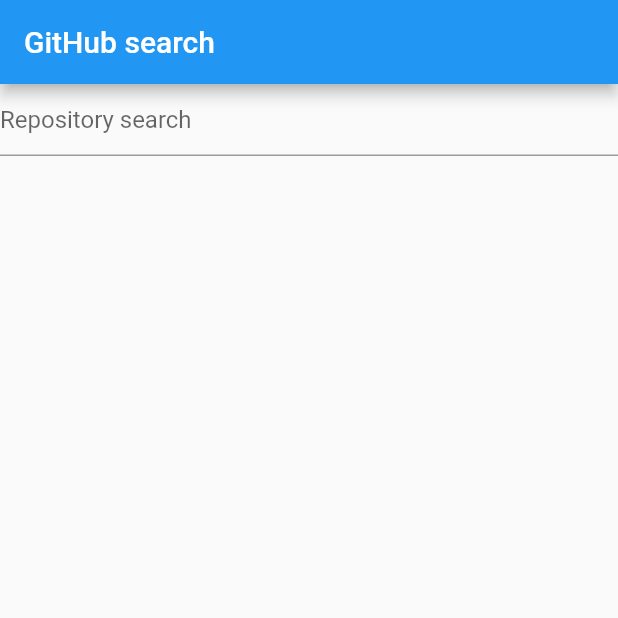
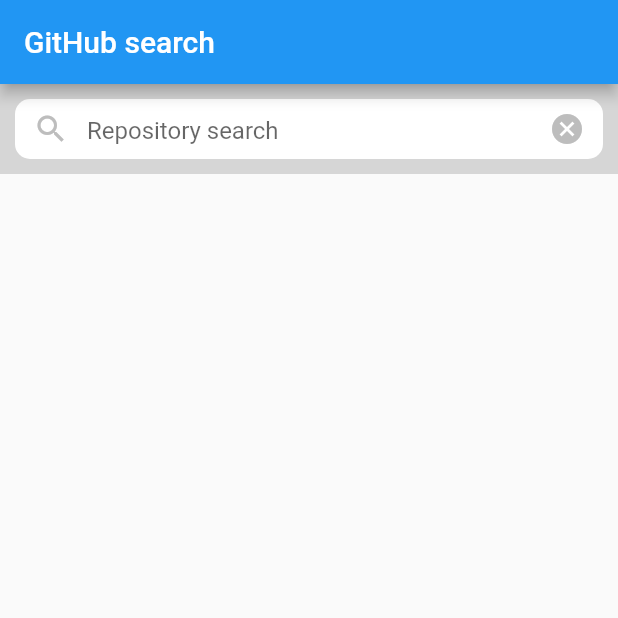
Before and after one commit to vladimirdimovprimeholding/githubsearch, a Flutter app: the screen it shows after launch, on a phone screen of 412 x 824 dp, the top half of it. Run offline on Flutter 3.47's test engine with Material 2 defaults, Android fonts, the phone set to English and light mode, and no system bars; our stand-ins replace rxdart.

Commit message:
Added API handlig Added Network and Data models Added service Fixed design

```diff
--- /dev/null
+++ b/lib/api/network/item.dart
@@ -0,0 +1,15 @@
+class Item {
+  int id;
+  String name;
+  String url;
+
+  Item({this.id, this.name, this.url});
+
+  factory Item.fromJson(Map<String, dynamic> parsedJson) {
+    return Item(
+      id: parsedJson["id"],
+      name: parsedJson["name"],
+      url: parsedJson["url"],
+    );
+  }
+}
--- /dev/null
+++ b/lib/api/network/result.dart
@@ -0,0 +1,19 @@
+import 'package:flutter_template/api/network/item.dart';
+
+class ApiResult {
+  int totalCount;
+  bool incompleteResults;
+  List<Item> items;
+
+  ApiResult({this.totalCount, this.incompleteResults, this.items});
+
+  factory ApiResult.fromJson(Map<String, dynamic> parsedJson) {
+    var list = parsedJson["items"] as List;
+    List<Item> items = list.map((i) => Item.fromJson(i)).toList();
+    return ApiResult(
+      totalCount: parsedJson["total_count"],
+      incompleteResults: parsedJson["incomplete_results"],
+      items: items,
+    );
+  }
+}
--- a/lib/main.dart
+++ b/lib/main.dart
@@ -10,18 +10,14 @@ class MyApp extends StatelessWidget {
     return MaterialApp(
       title: 'Flutter Demo',
       theme: ThemeData(
-        // This is the theme of your application.
-        //
-        // Try running your application with "flutter run". You'll see the
-        // application has a blue toolbar. Then, without quitting the app, try
-        // changing the primarySwatch below to Colors.green and then invoke
-        // "hot reload" (press "r" in the console where you ran "flutter run",
-        // or simply save your changes to "hot reload" in a Flutter IDE).
-        // Notice that the counter didn't reset back to zero; the application
-        // is not restarted.
         primarySwatch: Colors.blue,
       ),
-      home: SearchScreen(title: 'GitHub search'),
+      home: Scaffold(
+        appBar: AppBar(
+          title: Text('GitHub search'),
+        ),
+        body: SearchScreen(),
+      ),
     );
   }
 }
--- /dev/null
+++ b/lib/models/item.dart
@@ -0,0 +1,15 @@
+import 'package:flutter_template/api/network/item.dart' as network;
+
+class Item {
+  String name;
+  String url;
+
+  Item({this.name, this.url});
+
+  factory Item.fromNetworkItem(network.Item networkItem) {
+    return Item(
+      name: networkItem.name,
+      url: networkItem.url,
+    );
+  }
+}
--- /dev/null
+++ b/lib/models/list_items.dart
@@ -0,0 +1,15 @@
+import 'package:flutter_template/api/network/result.dart';
+import 'package:flutter_template/models/item.dart';
+
+class ListItems {
+  List<Item> list;
+
+  ListItems({this.list});
+
+  factory ListItems.fromApiResult(ApiResult apiResult) {
+    var result = apiResult.items.map((networkItem) {
+      return Item.fromNetworkItem(networkItem);
+    }).toList();
+    return ListItems(list: result);
+  }
+}
--- /dev/null
+++ b/lib/repositories/search_repository.dart
@@ -0,0 +1,3 @@
+class SearchRepository {
+
+}
--- a/lib/screens/search_screen.dart
+++ b/lib/screens/search_screen.dart
@@ -1,27 +1,135 @@
 import 'package:flutter/material.dart';
-import 'package:flutter_template/widgets/search_bar.dart';
+import 'package:flutter_template/models/item.dart';
+import 'package:flutter_template/models/list_items.dart';
+import 'package:flutter_template/services/repositories_service.dart';
+import 'package:flutter_template/widgets/repository_item.dart';
+import 'package:rxdart/rxdart.dart';
 
 class SearchScreen extends StatefulWidget {
-  SearchScreen({Key key, this.title}) : super(key: key);
-
-  final String title;
+  RepositoryService _repositoryService = RepositoryService();
 
   @override
-  _SearchScreenState createState() => _SearchScreenState();
+  _SearchScreenState createState() =>
+      _SearchScreenState(repositoryService: _repositoryService);
 }
 
 class _SearchScreenState extends State<SearchScreen> {
+  RepositoryService repositoryService;
+
+  final TextEditingController _searchController = TextEditingController();
+
+  final onTextChanged = PublishSubject<String>();
+
+  Observable<ListItems> listItems;
+
+  _SearchScreenState({this.repositoryService});
+
+  @override
+  void initState() {
+    super.initState();
+
+    listItems = onTextChanged
+        .distinct()
+        .debounceTime(Duration(milliseconds: 250))
+        .flatMap((text) {
+      return repositoryService.getRepositoriesWithName(text);
+    }).share();
+  }
+
+  @override
+  void dispose() {
+    super.dispose();
+
+    _searchController.dispose();
+  }
+
   @override
   Widget build(BuildContext context) {
-    return Scaffold(
-      appBar: AppBar(
-        title: Text(widget.title),
-      ),
-      body: SafeArea(
-        child: Container(
-          child: SearchBar(),
+    return Column(
+      children: <Widget>[
+        _renderSearchBar(_searchController),
+        Expanded(
+          child: _renderListView(),
         ),
+      ],
+    );
+  }
+
+  //TODO: move this to a separate widget
+  Widget _renderSearchBar(TextEditingController textEditingController) {
+    return Container(
+      padding: EdgeInsets.all(10),
+      color: Colors.grey[350],
+      child: Container(
+        height: 40,
+        decoration: BoxDecoration(
+          color: Colors.white,
+          borderRadius: BorderRadius.all(Radius.circular(10)),
+        ),
+        child: TextField(
+            controller: _searchController,
+            decoration: InputDecoration(
+              prefixIcon: Icon(
+                Icons.search,
+                color: Colors.grey[400],
+              ),
+              suffixIcon: IconButton(
+                  icon: Icon(
+                    Icons.cancel,
+                    color: Colors.grey[400],
+                  ),
+                  onPressed: () {
+                    //the code below handle some weird exception
+                    WidgetsBinding.instance
+                        .addPostFrameCallback((_) => _searchController.clear());
+                  }),
+              hintText: "Repository search",
+              border: InputBorder.none,
+            ),
+            onChanged: onTextChanged.add),
       ),
     );
   }
+
+  //TODO: move this to a separate widget
+  Widget _renderListView() {
+    return StreamBuilder<ListItems>(
+        stream: listItems,
+        initialData: ListItems(list: List<Item>()),
+        builder: (BuildContext context, AsyncSnapshot snapshot) {
+          var listItems;
+          if (snapshot.hasData && !snapshot.hasError) {
+            listItems = (snapshot.data as ListItems).list;
+          } else {
+            return _renderEmptyListView();
+          }
+
+          return ListView.builder(
+              shrinkWrap: true,
+              itemCount: listItems.length,
+              itemBuilder: (BuildContext context, int index) {
+                return RepositoryItem(
+                  item: listItems[index],
+                );
+              });
+        });
+  }
+
+  //TODO: move this to a separate widget
+  Widget _renderEmptyListView() {
+    return ListView.separated(
+      itemCount: 30,
+      itemBuilder: (context, index) {
+        return ListTile(
+          title: Text(
+            "",
+            style: TextStyle(fontSize: 20),
+          ),
+        );
+      },
+      separatorBuilder: (context, index) {
+        return Divider();
+      },
+    );
+  }
 }
--- /dev/null
+++ b/lib/services/repositories_service.dart
@@ -0,0 +1,19 @@
+import 'package:flutter_template/api/api.dart';
+import 'package:flutter_template/models/list_items.dart';
+import 'package:rxdart/rxdart.dart';
+
+class RepositoryService {
+  ApiClient client;
+
+  RepositoryService() {
+    //TODO: DI
+    client = ApiClient();
+  }
+
+  Observable<ListItems> getRepositoriesWithName(String name) {
+    var repos = client.fetchRepositories(name);
+    return Observable.fromFuture(repos).map((result) {
+      return ListItems.fromApiResult(result);
+    });
+  }
+}
--- a/pubspec.yaml
+++ b/pubspec.yaml
@@ -19,6 +19,8 @@ environment:
 dependencies:
   flutter:
     sdk: flutter
+  rxdart: ^0.22.0
+  http: ^0.12.0+2
 
   # The following adds the Cupertino Icons font to your application.
   # Use with the CupertinoIcons class for iOS style icons.
```
Also changed, not shown: lib/api/api.dart (added, +25 -0 lines), lib/screens/home_screen.dart (deleted, +0 -84 lines), lib/widgets/counter.dart (deleted, +0 -15 lines), lib/widgets/repositories_list.dart (added, +57 -0 lines), lib/widgets/repository_item.dart (added, +24 -0 lines), lib/widgets/search_bar.dart (+8 -0 lines), lib/widgets/empty_list.dart (added), pubspec.lock.
